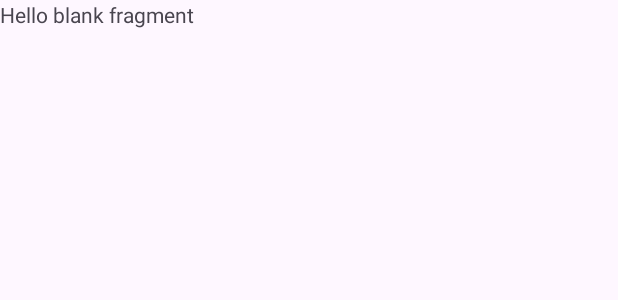
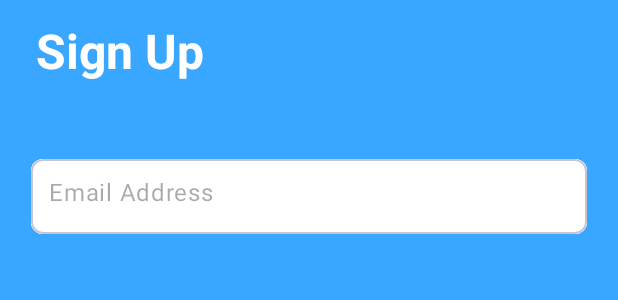
Before and after one commit to NatSy910/notif.me, an Android app: the layout fragment_sign_up_fragment.xml on its own in the app's theme, with its tools: preview values and no code run, on a phone screen of 412 x 824 dp. Shown: the top 300 px of the screen. Run offline under Robolectric (Android 15) with nearby library versions, the phone set to English and light mode, and no system bars; Roboto replaces fonts that are not available here.

Commit message:
Started Login/SignUp Page

```diff
--- a/app/src/main/res/layout/fragment_sign_up_fragment.xml
+++ b/app/src/main/res/layout/fragment_sign_up_fragment.xml
@@ -1,14 +1,58 @@
 <?xml version="1.0" encoding="utf-8"?>
-
-<androidx.constraintlayout.widget.ConstraintLayout xmlns:tools="http://schemas.android.com/tools"
-    xmlns:android="http://schemas.android.com/apk/res/android"
+<androidx.constraintlayout.widget.ConstraintLayout xmlns:android="http://schemas.android.com/apk/res/android"
+    xmlns:app="http://schemas.android.com/apk/res-auto"
+    xmlns:tools="http://schemas.android.com/tools"
     android:layout_width="match_parent"
     android:layout_height="match_parent"
+    android:background="#39A7FF"
     tools:context=".fragments.SignUpFragment">
 
-    <!-- TODO: Update blank fragment layout -->
     <TextView
-        android:layout_width="match_parent"
-        android:layout_height="match_parent"
-        android:text="@string/hello_blank_fragment" />
+        android:layout_width="wrap_content"
+        android:layout_height="wrap_content"
+        android:text="@string/sign_up"
+        android:textSize="32sp"
+        android:textStyle="bold"
+        android:layout_marginTop="12dp"
+        android:layout_marginStart="24dp"
+        android:textColor="@color/white"
+        app:layout_constraintStart_toStartOf="parent"
+        app:layout_constraintTop_toTopOf="parent">
+
+    </TextView>
+
+
+    <com.google.android.material.card.MaterialCardView
+        android:layout_width="0dp"
+        android:layout_height="wrap_content"
+        app:layout_constraintEnd_toEndOf="parent"
+        app:layout_constraintHorizontal_bias="0.5"
+        app:layout_constraintStart_toStartOf="parent"
+        android:layout_marginHorizontal="16dp"
+        android:layout_marginTop="100dp"
+        app:cardCornerRadius="8dp"
+        android:elevation="8dp"
+        app:cardUseCompatPadding="true"
+        app:layout_constraintTop_toTopOf="parent">
+
+        <com.google.android.material.textfield.TextInputLayout
+            android:layout_width="match_parent"
+            android:layout_height="50dp"
+            android:background="@color/white"
+            app:boxStrokeWidth="0dp"
+            app:boxStrokeWidthFocused="0dp"
+            app:hintEnabled="false">
+
+            <com.google.android.material.textfield.TextInputEditText
+                android:layout_width="match_parent"
+                android:layout_height="match_parent"
+                android:background="@color/white"
+                android:hint="@string/email_address"
+                android:inputType="textEmailAddress"
+                android:paddingStart="12dp"
+                android:paddingTop="15dp">
+
+            </com.google.android.material.textfield.TextInputEditText>
+        </com.google.android.material.textfield.TextInputLayout>
+    </com.google.android.material.card.MaterialCardView>
 </androidx.constraintlayout.widget.ConstraintLayout>
--- a/app/src/main/res/values/strings.xml
+++ b/app/src/main/res/values/strings.xml
@@ -2,4 +2,6 @@
     <string name="app_name">NOTIF.ME</string>
     <!-- TODO: Remove or change this placeholder text -->
     <string name="hello_blank_fragment">Hello blank fragment</string>
+    <string name="sign_up">Sign Up</string>
+    <string name="email_address">Email Address</string>
 </resources>
```
